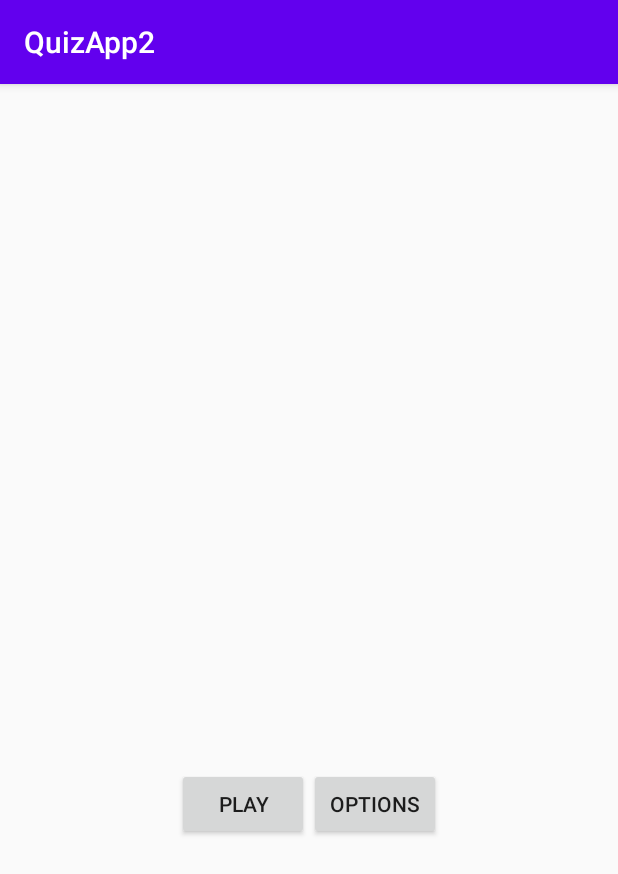
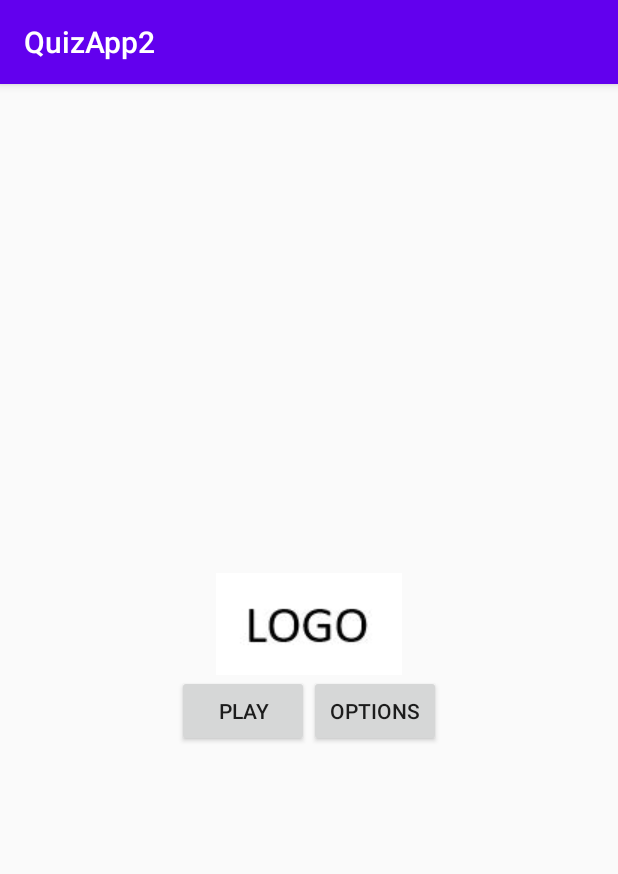
Before and after one commit to Torjer/QuizApp2, an Android app: the screen it shows after launch (MainActivity), on a phone screen of 412 x 824 dp. Shown: the top 874 px of the screen. Run offline under Robolectric (Android 15) with nearby library versions, the phone set to English and light mode, and no system bars.

Commit message:
Borrador de pantalla inicial

```diff
--- a/app/src/main/res/layout/activity_main.xml
+++ b/app/src/main/res/layout/activity_main.xml
@@ -8,16 +8,10 @@
     android:orientation="vertical"
     tools:context=".MainActivity">
 
-    <Space
-        android:layout_width="match_parent"
-        android:layout_height="0dp"
-        android:layout_weight="1" />
-    <LinearLayout
-        android:layout_width="match_parent"
-        android:layout_height="0dp"
-        android:layout_weight="3"
-        android:gravity="center"
-        android:orientation="vertical">
+    <ImageView
+        android:layout_width="wrap_content"
+        android:layout_height="wrap_content"
+        android:src="@drawable/LogoTemp"/>
 
     <LinearLayout
         android:layout_width="wrap_content"
@@ -34,4 +28,3 @@
             android:text="@string/option_text"/>
     </LinearLayout>
 </LinearLayout>
-</LinearLayout>
```
Also changed, not shown: app/src/main/res/drawable/LogoTemp.JPG (added). Lines whose indentation alone changed are shown as unchanged.
